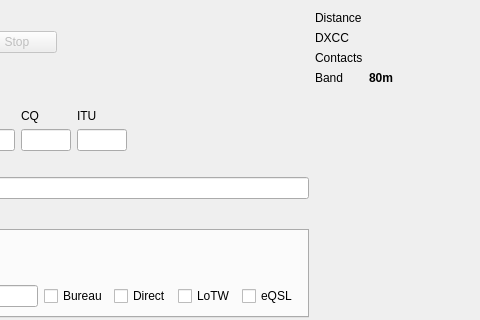
Above: newcontactwidget.ui from 7h0ma5/OpenShack before the change; both pictures show x 553 to 1033 and y 0 to 320 of the 1033 by 469 pixel window. Below: the same form after it.
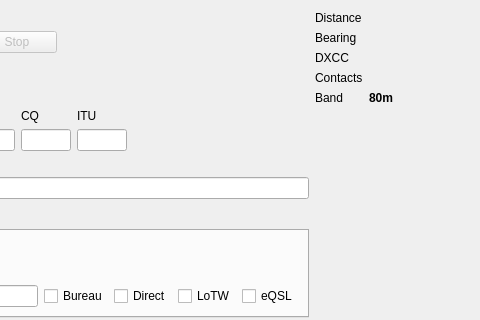
That is the form after the change.

Commit message: implement bearing calculation

The edit to the form file:
```diff
--- a/newcontactwidget.ui
+++ b/newcontactwidget.ui
@@ -645,7 +645,7 @@
        </property>
       </widget>
      </item>
-     <item row="1" column="0">
+     <item row="2" column="0">
       <widget class="QLabel" name="dxccLabel">
        <property name="font">
         <font>
@@ -658,7 +658,7 @@
        </property>
       </widget>
      </item>
-     <item row="1" column="1">
+     <item row="2" column="1">
       <widget class="QLabel" name="dxccInfo">
        <property name="font">
         <font>
@@ -671,7 +671,7 @@
        </property>
       </widget>
      </item>
-     <item row="2" column="0">
+     <item row="3" column="0">
       <widget class="QLabel" name="contactLabel">
        <property name="font">
         <font>
@@ -684,7 +684,7 @@
        </property>
       </widget>
      </item>
-     <item row="2" column="1">
+     <item row="3" column="1">
       <widget class="QLabel" name="contactInfo">
        <property name="font">
         <font>
@@ -697,14 +697,14 @@
        </property>
       </widget>
      </item>
-     <item row="3" column="0">
+     <item row="4" column="0">
       <widget class="QLabel" name="bandLabel">
        <property name="text">
         <string>Band</string>
        </property>
       </widget>
      </item>
-     <item row="3" column="1">
+     <item row="4" column="1">
       <widget class="QLabel" name="bandText">
        <property name="font">
         <font>
@@ -717,6 +717,26 @@
        </property>
       </widget>
      </item>
+     <item row="1" column="0">
+      <widget class="QLabel" name="bearingLabel">
+       <property name="text">
+        <string>Bearing</string>
+       </property>
+      </widget>
+     </item>
+     <item row="1" column="1">
+      <widget class="QLabel" name="bearingInfo">
+       <property name="font">
+        <font>
+         <weight>75</weight>
+         <bold>true</bold>
+        </font>
+       </property>
+       <property name="text">
+        <string/>
+       </property>
+      </widget>
+     </item>
     </layout>
    </item>
   </layout>
```
Left out of the diff: 2 changed lines with no effect on the pictures. The commit also changes 10 other files.
